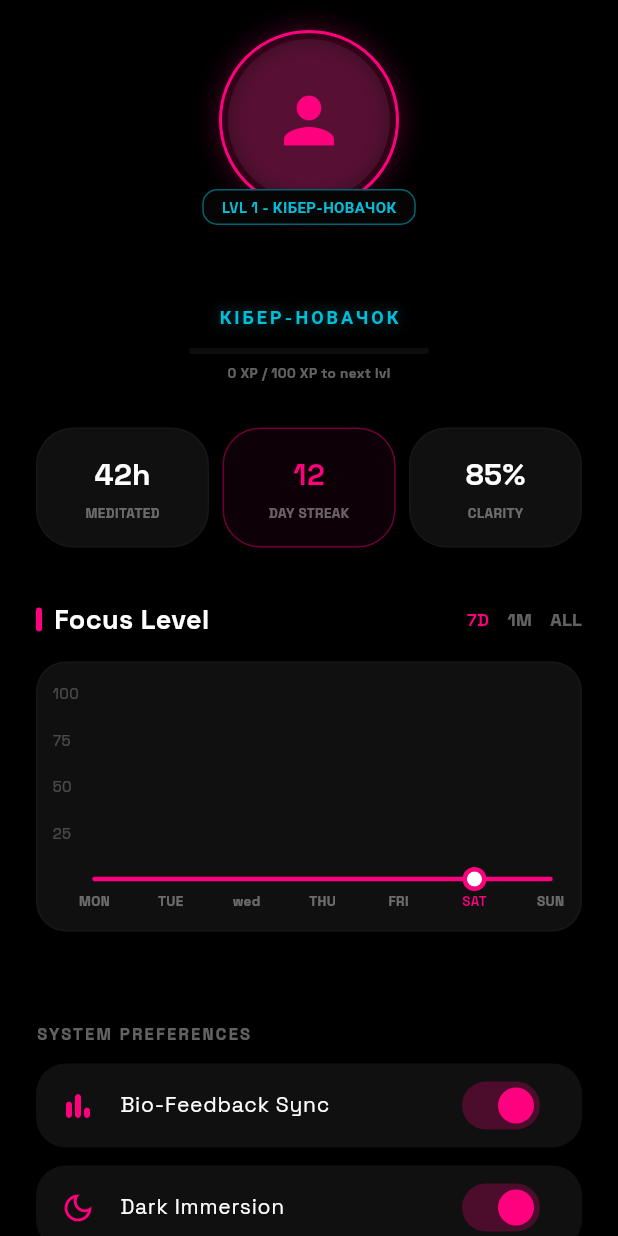
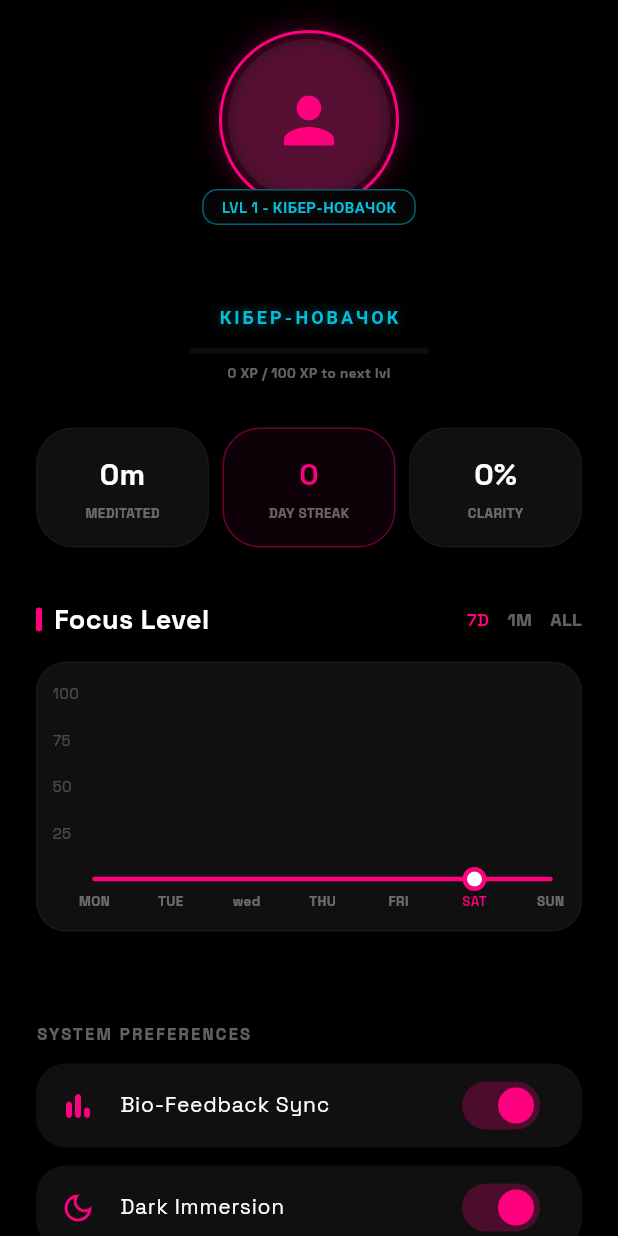
Before and after one commit to pacchetto/supreme-sniffleFlutterDyplom, a Flutter app: the ProfilePage screen opened directly, on a phone screen of 412 x 824 dp. Run offline on Flutter 3.47's test engine with Material 3 defaults, Android fonts, the phone set to English and light mode, and no system bars; drawn by our look-alikes of fl_chart; our stand-ins replace flutter_dotenv, flutter_riverpod, google_fonts, image_picker, shared_preferences, supabase_flutter; accounts and stored records are empty.

Commit message:
fixed and enhanced profile page with new user stats and dynamic data display. Updated main.dart to include developer mode state management.

```diff
--- a/lib/main.dart
+++ b/lib/main.dart
@@ -8,10 +8,11 @@ import 'package:supabase_flutter/supabase_flutter.dart';
 import 'main_screen.dart';
 import 'auth_page.dart';
 import 'dart:async';
+import 'package:flutter/foundation.dart';
 
 Future<void> main() async {
   WidgetsFlutterBinding.ensureInitialized();
-
+  final ValueNotifier<bool> isDeveloperMode = ValueNotifier<bool>(false);
   // 1. Завантажуємо змінні середовища (ЗБЕРЕЖЕНО)
   await dotenv.load(fileName: ".env");
 
--- a/lib/profile_page.dart
+++ b/lib/profile_page.dart
@@ -1,5 +1,5 @@
 // ignore_for_file: deprecated_member_use
-
+//profile_page.dart
 import 'package:aetheria_graph_app/providers/user_data_provider.dart';
 import 'package:aetheria_graph_app/settings_page.dart';
 import 'package:flutter/material.dart';
@@ -231,6 +231,9 @@ class _ProfilePageState extends ConsumerState<ProfilePage> {
             final int userXp = cloudData['xp'] ?? 0;
             final levelInfo = getUserLevelInfo(xp: userXp);
             final String? avatarUrl = cloudData['avatar_url'];
+            final int dayStreak = cloudData['day_streak'] ?? 0;
+            final int meditationMinutes = cloudData['meditation_minutes'] ?? 0;
+            final int clarityLevel = cloudData['clarity_level'] ?? 0;
 
             debugPrint("🔷 ProfilePage DEBUG: avatar_url = $avatarUrl");
 
@@ -253,6 +256,9 @@ class _ProfilePageState extends ConsumerState<ProfilePage> {
               isBioSync,
               isDarkImmersion,
               isDevMode,
+              dayStreak,
+              meditationMinutes,
+              clarityLevel,
             );
           },
         ),
@@ -268,12 +274,23 @@ class _ProfilePageState extends ConsumerState<ProfilePage> {
     bool isBioSync,
     bool isDarkImmersion,
     bool isDevMode,
+    int dayStreak,
+    int meditationMinutes,
+    int clarityLevel,
   ) {
     final Color accentColor = isBioSync ? neonPink : Colors.white54;
     final Color rankColor = levelInfo.rank.color;
     final String? realAvatarUrl = user['avatar_url'];
 
     debugPrint("🔸 _buildMainContent: realAvatarUrl = $realAvatarUrl");
+
+    String formatMeditationTime(int minutes) {
+      if (minutes == 0) return "0m";
+      if (minutes < 60) return "${minutes}m";
+      int h = minutes ~/ 60;
+      int m = minutes % 60;
+      return m > 0 ? "${h}h ${m}m" : "${h}h";
+    }
 
     return SingleChildScrollView(
       padding: const EdgeInsets.symmetric(horizontal: 24, vertical: 20),
@@ -427,9 +444,13 @@ class _ProfilePageState extends ConsumerState<ProfilePage> {
             child: Row(
               mainAxisAlignment: MainAxisAlignment.spaceBetween,
               children: [
-                _buildStatCard("42h", "MEDITATED"),
-                _buildStatCard("12", "DAY STREAK", isMain: true),
-                _buildStatCard("85%", "CLARITY"),
+                // Використовуємо наші динамічні змінні
+                _buildStatCard(
+                  formatMeditationTime(meditationMinutes),
+                  "MEDITATED",
+                ),
+                _buildStatCard("$dayStreak", "DAY STREAK", isMain: true),
+                _buildStatCard("$clarityLevel%", "CLARITY"),
               ],
             ),
           ),
```
Also changed, not shown: lib/settings_page.dart (+11 -11 lines), lib/supabase_repository.dart (+74 -18 lines).
